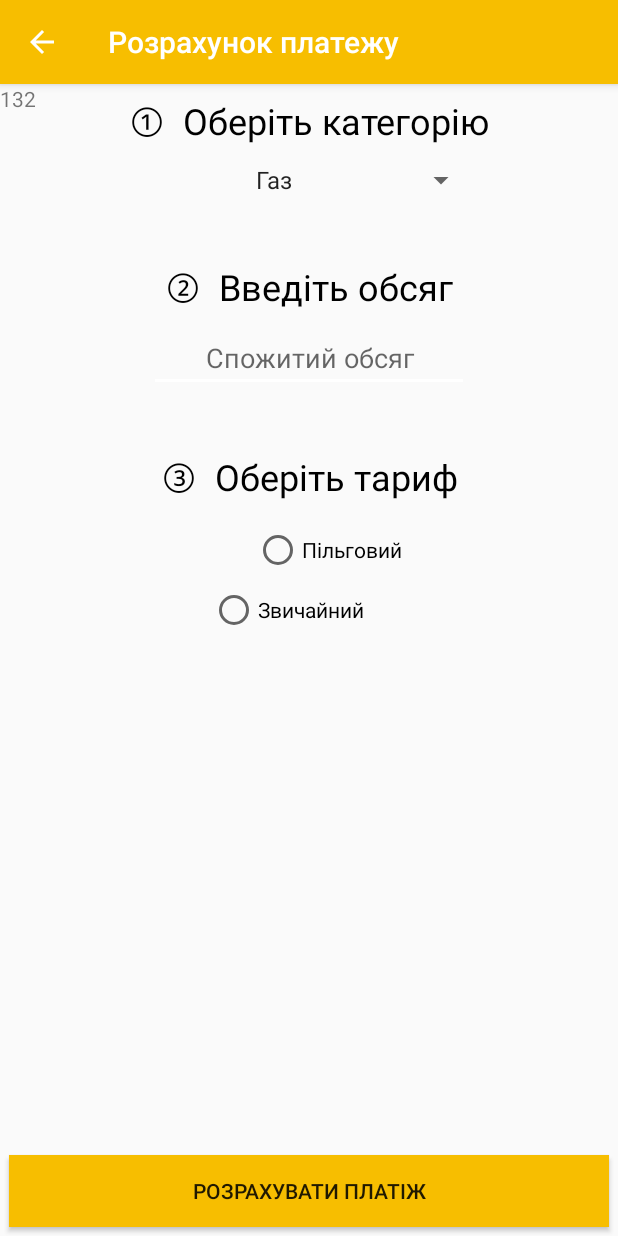
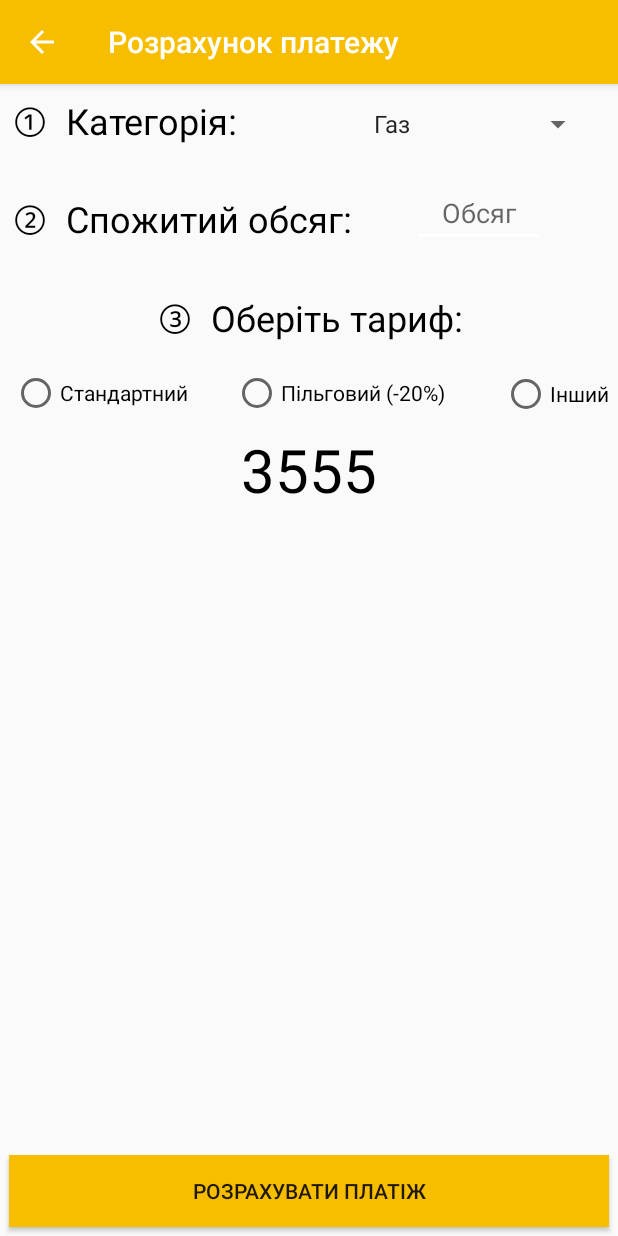
Before and after one commit to Nikolay995/AdroidApp, an Android app: the Calculate screen opened directly, with no data from a screen before it, on a phone screen of 412 x 824 dp. Run offline under Robolectric (Android 15) with nearby library versions, the phone set to English and light mode, and no system bars.

```diff
--- a/app/src/main/java/com/apps/kondratenko/platizhka/Calculate.java
+++ b/app/src/main/java/com/apps/kondratenko/platizhka/Calculate.java
@@ -11,13 +11,14 @@ import android.widget.Button;
 import android.widget.EditText;
 import android.widget.RadioButton;
 import android.widget.Spinner;
+import android.widget.TextView;
 import android.widget.Toast;
 
 public class Calculate extends AppCompatActivity {
     final double priceGas = 6.96;
     final double priceLight = 1.68;
     final double priceWater = 8.22;
-    private double result;
+    private double result = 0.0;
     @Override
     protected void onCreate(Bundle savedInstanceState) {
         super.onCreate(savedInstanceState);
@@ -28,30 +29,47 @@ public class Calculate extends AppCompatActivity {
         getSupportActionBar().setDisplayHomeAsUpEnabled(true);
 
         Button btn = findViewById(R.id.buttonCalc);
-        final RadioButton tarif1 = (RadioButton) findViewById(R.id.tarif1);
-        final RadioButton tarif2 = (RadioButton) findViewById(R.id.tarif2);
+        final RadioButton tarif1 = findViewById(R.id.tarif1);
+        final RadioButton tarif2 = findViewById(R.id.tarif2);
+        final RadioButton tarif3 = findViewById(R.id.tarif3);
+        final TextView resultField = findViewById(R.id.textView14);
 
-        final EditText data =  (EditText) findViewById(R.id.editText3);
-        Spinner spn = (Spinner) findViewById(R.id.serviceSpinner);
+        final EditText data =  findViewById(R.id.editText3);
+        final EditText price = findViewById(R.id.editText4);
+
+        price.setVisibility(View.GONE);
+        Spinner spn = findViewById(R.id.serviceSpinner);
         final String spnValue =spn.getSelectedItem().toString();
 
         tarif1.setOnClickListener(new View.OnClickListener() {
             public void onClick(View v) {
-                double input=Double.parseDouble(data.getText().toString());
-                if (spnValue.equals("Газ")){
-                if(tarif1.isChecked()){
-                    tarif2.setEnabled(false);
-                    result = input*priceGas;
-                    Toast.makeText(Calculate.this,""+result, Toast.LENGTH_LONG).show();
-                }else if(tarif2.isChecked()){
-                    tarif1.setEnabled(false);
-                    result = input*priceGas - 0.2*(input*priceGas);
-                    Toast.makeText(Calculate.this,""+result, Toast.LENGTH_LONG).show();
+                tarif2.setChecked(false);
+                tarif3.setChecked(false);
+                price.setVisibility(View.GONE);
+                    Toast.makeText(Calculate.this,"ok1", Toast.LENGTH_LONG).show();
                 }
-
-                }}
         });
 
+        tarif2.setOnClickListener(new View.OnClickListener() {
+            public void onClick(View v) {
+
+                price.setVisibility(View.GONE);
+                //double price2=Double.parseDouble(price.getText().toString()); // ЭТО В КНОПКУ
+                tarif1.setChecked(false);
+                tarif3.setChecked(false);
+                Toast.makeText(Calculate.this,"ok2", Toast.LENGTH_LONG).show();
+            }
+        });
+
+        tarif3.setOnClickListener(new View.OnClickListener() {
+            public void onClick(View v) {
+                price.setVisibility(View.VISIBLE);
+                tarif1.setChecked(false);
+                tarif2.setChecked(false);
+                Toast.makeText(Calculate.this,"ok3", Toast.LENGTH_LONG).show();
+
+            }
+        });
 
 
 
@@ -61,7 +79,22 @@ public class Calculate extends AppCompatActivity {
                     data.setError("Введіть спожитий обсяг!");
                     return;
                 }else {
-                    //double input=Double.parseDouble(data.getText().toString());
+                    double input=Double.parseDouble(data.getText().toString());
+                    if (spnValue.equals("Газ")){
+
+                        if(tarif1.isChecked()){
+                            result = input*priceGas;
+                            resultField.setText(result+" грн.");
+                        } else if(tarif2.isChecked()){
+                            result = input*priceGas - 0.2*input*priceGas;
+                            resultField.setText(result+" грн.");
+                        } else if (tarif3.isChecked()){
+                            double inputPrice=Double.parseDouble(price.getText().toString());
+                            result = input * inputPrice;
+                            resultField.setText(result+" грн.");
+                        }
+                    }
+
 
 
                     Toast.makeText(Calculate.this,""+result, Toast.LENGTH_LONG).show();
--- a/app/src/main/res/layout/content_calculate.xml
+++ b/app/src/main/res/layout/content_calculate.xml
@@ -12,32 +12,30 @@
     <Spinner
         android:id="@+id/serviceSpinner"
         android:layout_width="0dp"
-        android:layout_height="29dp"
-        android:layout_marginEnd="8dp"
-        android:layout_marginStart="8dp"
+        android:layout_height="37dp"
+        android:layout_marginEnd="16dp"
+        android:layout_marginStart="16dp"
         android:layout_marginTop="8dp"
         android:entries="@array/serviceList"
         android:gravity="center"
         android:textAlignment="center"
         android:textSize="28sp"
-        app:layout_constraintEnd_toEndOf="@+id/textView12"
-        app:layout_constraintStart_toStartOf="@+id/textView12"
-        app:layout_constraintTop_toBottomOf="@+id/textView12" />
+        app:layout_constraintEnd_toEndOf="parent"
+        app:layout_constraintStart_toEndOf="@+id/textView12"
+        app:layout_constraintTop_toTopOf="parent" />
 
 
     <TextView
         android:id="@+id/textView11"
         android:layout_width="wrap_content"
         android:layout_height="wrap_content"
-        android:layout_marginEnd="8dp"
         android:layout_marginStart="8dp"
-        android:layout_marginTop="40dp"
-        android:text="②  Введіть обсяг"
+        android:layout_marginTop="32dp"
+        android:text="②  Спожитий обсяг:"
         android:textColor="#000000"
         android:textSize="24sp"
-        app:layout_constraintEnd_toEndOf="parent"
         app:layout_constraintStart_toStartOf="parent"
-        app:layout_constraintTop_toBottomOf="@+id/serviceSpinner" />
+        app:layout_constraintTop_toBottomOf="@+id/textView12" />
 
     <Button
         android:id="@+id/buttonCalc"
@@ -56,66 +54,65 @@
 
     <EditText
         android:id="@+id/editText3"
-        android:layout_width="wrap_content"
-        android:layout_height="wrap_content"
+        android:layout_width="89dp"
+        android:layout_height="39dp"
         android:layout_marginEnd="8dp"
-        android:layout_marginStart="8dp"
-        android:layout_marginTop="8dp"
+        android:layout_marginTop="24dp"
         android:ems="10"
         android:gravity="center"
-        android:hint="Спожитий обсяг"
+        android:hint="Обсяг"
         android:inputType="number"
         android:maxLength="5"
         app:layout_constraintEnd_toEndOf="parent"
-        app:layout_constraintStart_toStartOf="parent"
-        app:layout_constraintTop_toBottomOf="@+id/textView11" />
+        app:layout_constraintStart_toEndOf="@+id/textView11"
+        app:layout_constraintTop_toBottomOf="@+id/serviceSpinner" />
 
     <TextView
         android:id="@+id/textView13"
         android:layout_width="wrap_content"
-        android:layout_height="wrap_content"
+        android:layout_height="35dp"
         android:layout_marginEnd="8dp"
         android:layout_marginStart="8dp"
-        android:layout_marginTop="40dp"
+        android:layout_marginTop="32dp"
         android:gravity="center"
-        android:text="③  Оберіть тариф"
+        android:text="③  Оберіть тариф:"
         android:textColor="#000000"
         android:textSize="24sp"
         app:layout_constraintEnd_toEndOf="parent"
         app:layout_constraintStart_toStartOf="parent"
-        app:layout_constraintTop_toBottomOf="@+id/editText3" />
+        app:layout_constraintTop_toBottomOf="@+id/textView11" />
 
     <RadioButton
         android:id="@+id/tarif1"
         android:layout_width="wrap_content"
         android:layout_height="wrap_content"
-        android:layout_marginStart="140dp"
-        android:layout_marginTop="56dp"
-        android:text="Звичайний"
+        android:layout_marginStart="8dp"
+        android:layout_marginTop="16dp"
+        android:text="Стандартний"
         app:layout_constraintStart_toStartOf="parent"
         app:layout_constraintTop_toBottomOf="@+id/textView13" />
 
     <RadioButton
         android:id="@+id/tarif2"
-        android:layout_width="wrap_content"
+        android:layout_width="150dp"
         android:layout_height="wrap_content"
-        android:layout_marginEnd="144dp"
+        android:layout_marginEnd="8dp"
+        android:layout_marginStart="8dp"
         android:layout_marginTop="16dp"
-        android:text="Пільговий"
-        app:layout_constraintEnd_toEndOf="parent"
+        android:text="Пільговий (-20%)"
+        app:layout_constraintEnd_toStartOf="@+id/tarif3"
+        app:layout_constraintStart_toEndOf="@+id/tarif1"
         app:layout_constraintTop_toBottomOf="@+id/textView13" />
 
     <TextView
         android:id="@+id/textView12"
         android:layout_width="wrap_content"
         android:layout_height="wrap_content"
-        android:layout_marginEnd="8dp"
         android:layout_marginStart="8dp"
         android:layout_marginTop="8dp"
+        android:text="①  Категорія:"
+        android:textColor="#000000"
         android:textSize="24sp"
-        android:textColor="#000000"
-        android:text="①  Оберіть категорію"
-        app:layout_constraintEnd_toEndOf="parent"
         app:layout_constraintStart_toStartOf="parent"
         app:layout_constraintTop_toTopOf="parent" />
 
@@ -123,9 +120,42 @@
         android:id="@+id/textView14"
         android:layout_width="wrap_content"
         android:layout_height="wrap_content"
-        android:text="132"
-        tools:layout_editor_absoluteX="180dp"
-        tools:layout_editor_absoluteY="408dp" />
+        android:layout_marginEnd="8dp"
+        android:layout_marginStart="8dp"
+        android:layout_marginTop="8dp"
+        android:text="3555"
+        android:textColor="#000000"
+        android:textSize="40sp"
+        app:layout_constraintEnd_toEndOf="parent"
+        app:layout_constraintStart_toStartOf="parent"
+        app:layout_constraintTop_toBottomOf="@+id/editText4" />
+
+    <RadioButton
+        android:id="@+id/tarif3"
+        android:layout_width="73dp"
+        android:layout_height="33dp"
+        android:layout_marginEnd="4dp"
+        android:layout_marginTop="16dp"
+        android:text="Інший"
+        app:layout_constraintEnd_toEndOf="parent"
+        app:layout_constraintTop_toBottomOf="@+id/textView13" />
+
+    <EditText
+        android:id="@+id/editText4"
+        android:layout_width="167dp"
+        android:layout_height="wrap_content"
+        android:layout_marginEnd="8dp"
+        android:layout_marginStart="8dp"
+        android:layout_marginTop="16dp"
+        android:ems="10"
+        android:gravity="center"
+        android:hint="Ціна за одиницю"
+        android:inputType="numberDecimal"
+        android:maxLength="5"
+        app:layout_constraintEnd_toEndOf="parent"
+        app:layout_constraintHorizontal_bias="0.502"
+        app:layout_constraintStart_toStartOf="parent"
+        app:layout_constraintTop_toBottomOf="@+id/tarif2" />
 
 
 </android.support.constraint.ConstraintLayout>
```
